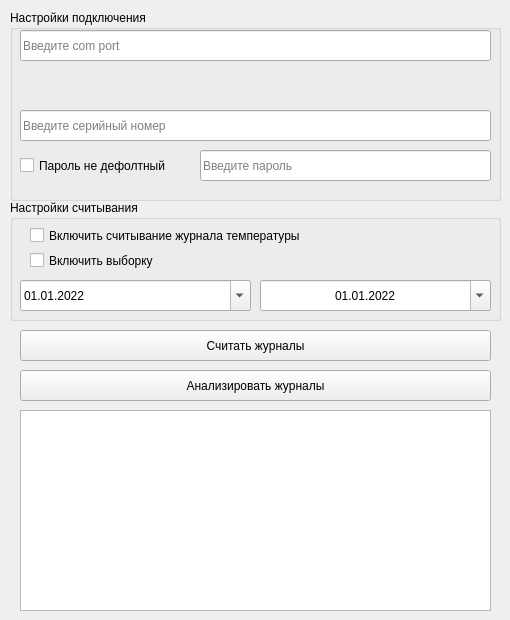
First picture: the form in libs/maket_mass.ui, repository loccupy/downloading_logs_from_a_smart_meter, before the edit.
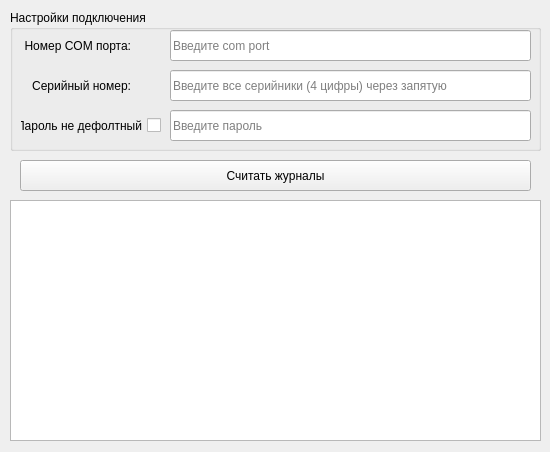
Second picture: the form after the edit.

What changed in the file:
```diff
--- a/libs/maket_mass.ui
+++ b/libs/maket_mass.ui
@@ -6,20 +6,20 @@
    <rect>
     <x>0</x>
     <y>0</y>
-    <width>510</width>
-    <height>620</height>
+    <width>550</width>
+    <height>452</height>
    </rect>
   </property>
   <property name="minimumSize">
    <size>
     <width>510</width>
-    <height>580</height>
+    <height>400</height>
    </size>
   </property>
   <property name="maximumSize">
    <size>
-    <width>510</width>
-    <height>620</height>
+    <width>550</width>
+    <height>400000</height>
    </size>
   </property>
   <property name="windowTitle">
@@ -36,8 +36,8 @@
     <rect>
      <x>10</x>
      <y>10</y>
-     <width>491</width>
-     <height>191</height>
+     <width>531</width>
+     <height>141</height>
     </rect>
    </property>
    <property name="title">
@@ -46,9 +46,9 @@
    <widget class="QLineEdit" name="com">
     <property name="geometry">
      <rect>
-      <x>10</x>
+      <x>160</x>
       <y>20</y>
-      <width>471</width>
+      <width>361</width>
       <height>31</height>
      </rect>
     </property>
@@ -71,9 +71,9 @@
    <widget class="QLineEdit" name="serial">
     <property name="geometry">
      <rect>
-      <x>10</x>
-      <y>100</y>
-      <width>471</width>
+      <x>160</x>
+      <y>60</y>
+      <width>361</width>
       <height>31</height>
      </rect>
     </property>
@@ -90,15 +90,15 @@
      <bool>false</bool>
     </property>
     <property name="placeholderText">
-     <string>Введите серийный номер</string>
+     <string>Введите все серийники (4 цифры) через запятую</string>
     </property>
    </widget>
    <widget class="QLineEdit" name="field_password">
     <property name="geometry">
      <rect>
-      <x>190</x>
-      <y>140</y>
-      <width>291</width>
+      <x>160</x>
+      <y>100</y>
+      <width>361</width>
       <height>31</height>
      </rect>
     </property>
@@ -122,148 +122,51 @@
     <property name="geometry">
      <rect>
       <x>10</x>
-      <y>140</y>
-      <width>161</width>
+      <y>100</y>
+      <width>141</width>
       <height>31</height>
      </rect>
     </property>
+    <property name="layoutDirection">
+     <enum>Qt::RightToLeft</enum>
+    </property>
+    <property name="autoFillBackground">
+     <bool>false</bool>
+    </property>
     <property name="text">
      <string>Пароль не дефолтный</string>
     </property>
    </widget>
-  </widget>
-  <widget class="QGroupBox" name="groupBox_2">
-   <property name="geometry">
-    <rect>
-     <x>10</x>
-     <y>200</y>
-     <width>491</width>
-     <height>121</height>
-    </rect>
-   </property>
-   <property name="title">
-    <string>Настройки считывания</string>
-   </property>
-   <widget class="QCheckBox" name="temperature">
+   <widget class="QLabel" name="label">
     <property name="geometry">
      <rect>
-      <x>20</x>
+      <x>10</x>
       <y>20</y>
-      <width>341</width>
+      <width>111</width>
       <height>31</height>
      </rect>
     </property>
     <property name="text">
-     <string>Включить считывание журнала температуры</string>
+     <string>Номер COM порта:</string>
     </property>
-   </widget>
-   <widget class="QCheckBox" name="viborka">
-    <property name="geometry">
-     <rect>
-      <x>20</x>
-      <y>50</y>
-      <width>321</width>
-      <height>21</height>
-     </rect>
+    <property name="alignment">
+     <set>Qt::AlignRight|Qt::AlignTrailing|Qt::AlignVCenter</set>
     </property>
-    <property name="text">
-     <string>Включить выборку</string>
-    </property>
    </widget>
-   <widget class="QDateTimeEdit" name="end_date">
+   <widget class="QLabel" name="label_2">
     <property name="geometry">
      <rect>
       <x>10</x>
-      <y>80</y>
-      <width>231</width>
+      <y>60</y>
+      <width>111</width>
       <height>31</height>
      </rect>
     </property>
-    <property name="buttonSymbols">
-     <enum>QAbstractSpinBox::UpDownArrows</enum>
-    </property>
-    <property name="date">
-     <date>
-      <year>2022</year>
-      <month>1</month>
-      <day>1</day>
-     </date>
-    </property>
-    <property name="maximumDate">
-     <date>
-      <year>2050</year>
-      <month>12</month>
-      <day>31</day>
-     </date>
-    </property>
-    <property name="minimumDate">
-     <date>
-      <year>2020</year>
-      <month>1</month>
-      <day>1</day>
-     </date>
-    </property>
-    <property name="displayFormat">
-     <string>dd.MM.yyyy</string>
-    </property>
-    <property name="calendarPopup">
-     <bool>true</bool>
-    </property>
-   </widget>
-   <widget class="QDateTimeEdit" name="start_date">
-    <property name="geometry">
-     <rect>
-      <x>250</x>
-      <y>80</y>
-      <width>231</width>
-      <height>31</height>
-     </rect>
-    </property>
-    <property name="frame">
-     <bool>true</bool>
+    <property name="text">
+     <string>Серийный номер:</string>
     </property>
     <property name="alignment">
-     <set>Qt::AlignCenter</set>
-    </property>
-    <property name="readOnly">
-     <bool>false</bool>
-    </property>
-    <property name="date">
-     <date>
-      <year>2022</year>
-      <month>1</month>
-      <day>1</day>
-     </date>
-    </property>
-    <property name="minimumDateTime">
-     <datetime>
-      <hour>0</hour>
-      <minute>0</minute>
-      <second>0</second>
-      <year>2020</year>
-      <month>1</month>
-      <day>1</day>
-     </datetime>
-    </property>
-    <property name="maximumDate">
-     <date>
-      <year>2050</year>
-      <month>12</month>
-      <day>31</day>
-     </date>
-    </property>
-    <property name="minimumDate">
-     <date>
-      <year>2020</year>
-      <month>1</month>
-      <day>1</day>
-     </date>
-    </property>
-    <property name="displayFormat">
-     <string>dd.MM.yyyy</string>
-    </property>
-    <property name="calendarPopup">
-     <bool>true</bool>
+     <set>Qt::AlignRight|Qt::AlignTrailing|Qt::AlignVCenter</set>
     </property>
    </widget>
   </widget>
@@ -271,8 +174,8 @@
    <property name="geometry">
     <rect>
      <x>20</x>
-     <y>330</y>
-     <width>471</width>
+     <y>160</y>
+     <width>511</width>
      <height>31</height>
     </rect>
    </property>
@@ -280,26 +183,13 @@
     <string>Считать журналы</string>
    </property>
   </widget>
-  <widget class="QPushButton" name="analisys">
-   <property name="geometry">
-    <rect>
-     <x>20</x>
-     <y>370</y>
-     <width>471</width>
-     <height>31</height>
-    </rect>
-   </property>
-   <property name="text">
-    <string>Анализировать журналы</string>
-   </property>
-  </widget>
   <widget class="QTextEdit" name="textEdit">
    <property name="geometry">
     <rect>
-     <x>20</x>
-     <y>410</y>
-     <width>471</width>
-     <height>201</height>
+     <x>10</x>
+     <y>200</y>
+     <width>531</width>
+     <height>241</height>
     </rect>
    </property>
   </widget>
```
Left out of the diff: 9 changed lines with no effect on the pictures.
